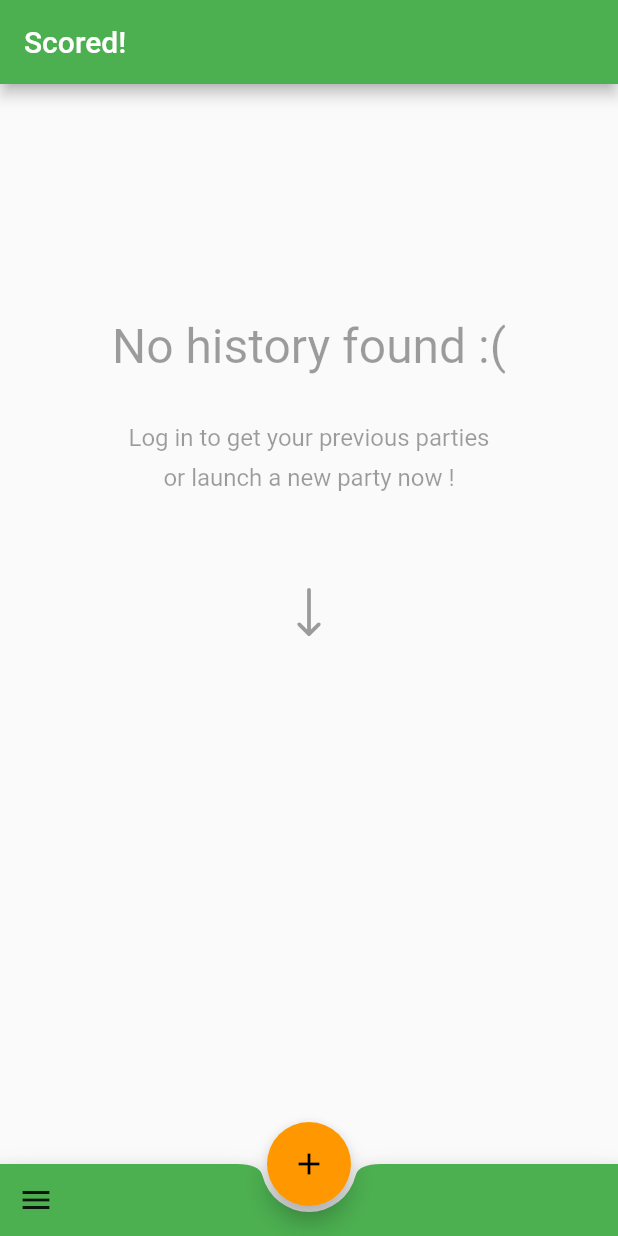
After one commit to TotemaT/Scored_, a Flutter app: the screen it shows after launch, on a phone screen of 412 x 824 dp. The commit adds this screen. Run offline on Flutter 3.47's test engine with Material 2 defaults, Android fonts, the phone set to English and light mode, and no system bars; our stand-ins replace flutter_svg, shared_preferences.

Commit message:
Refactor widgets

```diff
--- a/lib/main.dart
+++ b/lib/main.dart
@@ -1,7 +1,7 @@
 import 'package:flutter/material.dart';
 import 'package:provider/provider.dart';
 import 'package:scored_/notifiers/ThemeNotifier.dart';
-import 'package:scored_/pages/HistoryPage.dart';
+import 'package:scored_/ui/pages/HistoryPage.dart';
 import 'package:scored_/theme.dart';
 import 'package:scored_/utils/preferences.dart';
 
@@ -22,7 +22,6 @@ class MyApp extends StatelessWidget {
     return Consumer<ThemeNotifier>(
       builder: (_, ThemeNotifier themeNotifier, __) {
         return MaterialApp(
-          title: 'Scored!',
           theme: themeNotifier.isDark ? scoredThemeDark : scoredTheme,
           home: HistoryPage(),
         );
--- /dev/null
+++ b/lib/ui/pages/HistoryPage.dart
@@ -0,0 +1,41 @@
+import 'package:flutter/material.dart';
+import 'package:flutter_svg/svg.dart';
+import 'package:scored_/ui/partials/Layout.dart';
+
+class HistoryPage extends StatelessWidget {
+  const HistoryPage({Key? key}) : super(key: key);
+
+  @override
+  Widget build(BuildContext context) {
+    return Layout(
+      scaffoldKey: 'HistoryScaffold',
+      child: Center(
+        child: Column(
+          children: [
+            Padding(
+              padding: EdgeInsets.only(top: 156),
+              child: Text(
+                'No history found :(',
+                style: TextStyle(fontSize: 32, color: Colors.black38),
+              ),
+            ),
+            Padding(
+                padding: EdgeInsets.only(top: 32, bottom: 8),
+                child: Text('Log in to get your previous parties',
+                    style: TextStyle(fontSize: 16, color: Colors.black38))),
+            Padding(
+                padding: EdgeInsets.only(bottom: 64),
+                child: Text('or launch a new party now !',
+                    style: TextStyle(fontSize: 16, color: Colors.black38))),
+            SvgPicture.asset(
+              'assets/arrow_down.svg',
+              semanticsLabel: 'Arrow pointing to the create party button',
+              height: 32,
+              color: Colors.black38,
+            )
+          ],
+        ),
+      ),
+    );
+  }
+}
--- /dev/null
+++ b/lib/ui/partials/Layout.dart
@@ -0,0 +1,31 @@
+import 'dart:developer';
+
+import 'package:flutter/material.dart';
+import 'package:scored_/ui/widgets/BottomBar.dart';
+
+class Layout extends StatelessWidget {
+  String? scaffoldKey;
+  String? title;
+  Widget? child;
+
+  Layout({this.child, this.title, this.scaffoldKey, Key? key})
+      : super(key: key);
+
+  @override
+  Widget build(BuildContext context) {
+    return Scaffold(
+        key: Key(scaffoldKey ?? ''),
+        appBar: AppBar(
+          title: Text(title ?? 'Scored!'),
+          centerTitle: false,
+        ),
+        body: SafeArea(child: child ?? Center()),
+        bottomNavigationBar: BottomBar(),
+        floatingActionButton: FloatingActionButton(
+          onPressed: () => log("Clicked fab"),
+          child: const Icon(Icons.add),
+        ),
+        floatingActionButtonLocation:
+            FloatingActionButtonLocation.centerDocked);
+  }
+}
--- /dev/null
+++ b/lib/ui/widgets/BottomBar.dart
@@ -0,0 +1,28 @@
+import 'package:flutter/material.dart';
+import 'package:scored_/ui/widgets/BottomMenuSheet.dart';
+
+class BottomBar extends StatelessWidget {
+  const BottomBar({Key? key}) : super(key: key);
+
+  @override
+  Widget build(BuildContext context) {
+    return BottomAppBar(
+      shape: const CircularNotchedRectangle(),
+      notchMargin: 4,
+      color: Theme.of(context).primaryColor,
+      child: Row(
+        children: [
+          IconButton(
+            icon: Icon(Icons.menu),
+            onPressed: () => {
+              showModalBottomSheet<void>(
+                context: context,
+                builder: (BuildContext context) => BottomMenuSheet()
+              )
+            }
+          ),
+        ],
+      ),
+    );
+  }
+}
```
Also changed, not shown: lib/pages/HistoryPage.dart (deleted, +0 -85 lines), lib/ui/widgets/BottomMenuSheet.dart (renamed from lib/widgets/BottomMenuSheet.dart).
